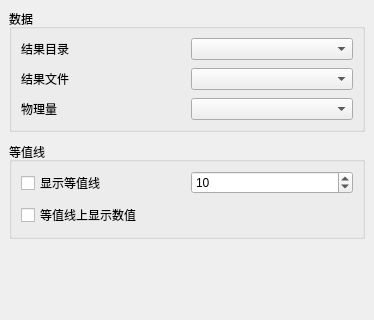
Qt form plugins/Base_PostProcessing/NephogramSettingWidget.ui (asd977/base_cae) before a commit; both pictures show x 0 to 374 and y 0 to 320 of the 374 by 733 pixel window.
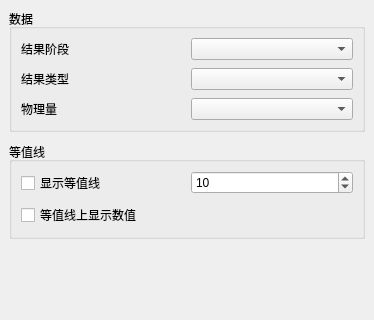
The same form after that commit.

What changed in the file:
```diff
--- a/plugins/Base_PostProcessing/NephogramSettingWidget.ui
+++ b/plugins/Base_PostProcessing/NephogramSettingWidget.ui
@@ -64,7 +64,7 @@
         <item row="0" column="0">
          <widget class="QLabel" name="label_result_dir">
           <property name="text">
-           <string>结果目录</string>
+           <string>结果阶段</string>
           </property>
          </widget>
         </item>
@@ -81,7 +81,7 @@
         <item row="1" column="0">
          <widget class="QLabel" name="label_step">
           <property name="text">
-           <string>结果文件</string>
+           <string>结果类型</string>
           </property>
          </widget>
         </item>
```
